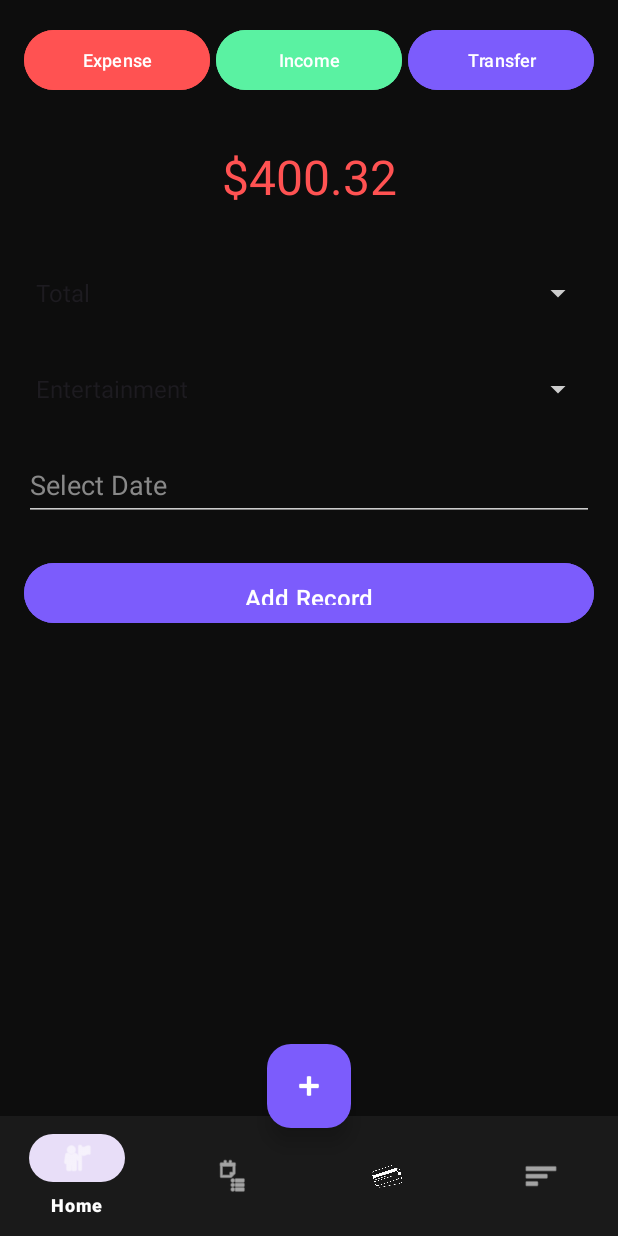
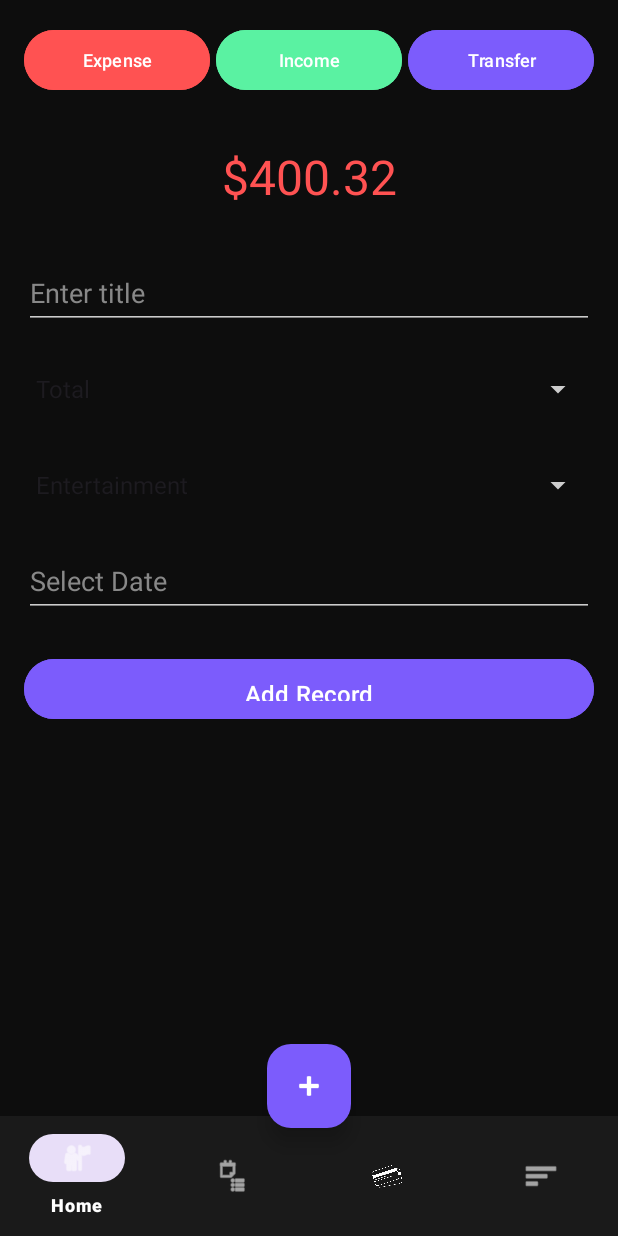
Before and after one commit to RomeshCG/finlog, an Android app: the screen it shows after launch (NavigationActivity), after a tap on "Total", on a phone screen of 412 x 824 dp. Run offline under Robolectric (Android 15) with nearby library versions, the phone set to English and light mode, and no system bars.

Commit message:
Title change

```diff
--- a/app/src/main/java/com/example/finlog/DataManager.kt
+++ b/app/src/main/java/com/example/finlog/DataManager.kt
@@ -24,6 +24,7 @@ data class Record(
     val amount: Double,
     val account: String,
     val type: String,
+    val title: String,
     val toAccount: String? = null
 ) : Serializable
 
@@ -86,9 +87,9 @@ class DataManager(context: Context) {
         val records = getRecords()
         if (records.isEmpty()) {
             val testRecords = listOf(
-                Record("20 Apr 2025", "Food", -6.21, "Cash", "Expense"),
-                Record("19 Apr 2025", "Salary", 3400.90, "Debit Card", "Income"),
-                Record("18 Apr 2025", "Transfer", 60.21, "Credit Card", "Transfer", "Cash")
+                Record("20 Apr 2025", "Food", -6.21, "Cash", "Expense", "Lunch at Cafe"),
+                Record("19 Apr 2025", "Salary", 3400.90, "Debit Card", "Income", "Monthly Salary"),
+                Record("18 Apr 2025", "Transfer", 60.21, "Credit Card", "Transfer", "Cash Withdrawal", "Cash")
             )
             saveRecords(testRecords)
         }
--- a/app/src/main/java/com/example/finlog/RecordAdapter.kt
+++ b/app/src/main/java/com/example/finlog/RecordAdapter.kt
@@ -22,6 +22,7 @@ class RecordAdapter(
     ) : RecyclerView.ViewHolder(binding.root) {
         fun bind(record: Record, position: Int) {
             binding.recordDate.text = record.date
+            binding.recordTitle.text = record.title
             binding.recordCategory.text = record.category
             binding.recordAmount.text = "$${String.format("%.2f", record.amount)}"
 
--- a/app/src/main/res/layout/fragment_add_record.xml
+++ b/app/src/main/res/layout/fragment_add_record.xml
@@ -90,6 +90,18 @@
                 android:gravity="center"
                 android:padding="8dp" />
 
+            <EditText
+                android:id="@+id/expense_title"
+                android:layout_width="match_parent"
+                android:layout_height="wrap_content"
+                android:minHeight="48dp"
+                android:hint="Enter title"
+                android:textColor="@color/colorOnSurface"
+                android:textColorHint="@color/colorGrayMedium"
+                android:backgroundTint="@color/colorGrayLight"
+                android:layout_marginBottom="16dp"
+                android:inputType="text" />
+
             <Spinner
                 android:id="@+id/expense_account"
                 android:layout_width="match_parent"
@@ -151,6 +163,18 @@
                 android:background="@android:color/transparent"
                 android:gravity="center"
                 android:padding="8dp" />
+
+            <EditText
+                android:id="@+id/income_title"
+                android:layout_width="match_parent"
+                android:layout_height="wrap_content"
+                android:minHeight="48dp"
+                android:hint="Enter title"
+                android:textColor="@color/colorOnSurface"
+                android:textColorHint="@color/colorGrayMedium"
+                android:backgroundTint="@color/colorGrayLight"
+                android:layout_marginBottom="16dp"
+                android:inputType="text" />
 
             <Spinner
                 android:id="@+id/income_account"
```
Also changed, not shown: app/src/main/java/com/example/finlog/AddRecordFragment.kt (+14 -2 lines), app/src/main/res/layout/item_record.xml (+14 -2 lines).
